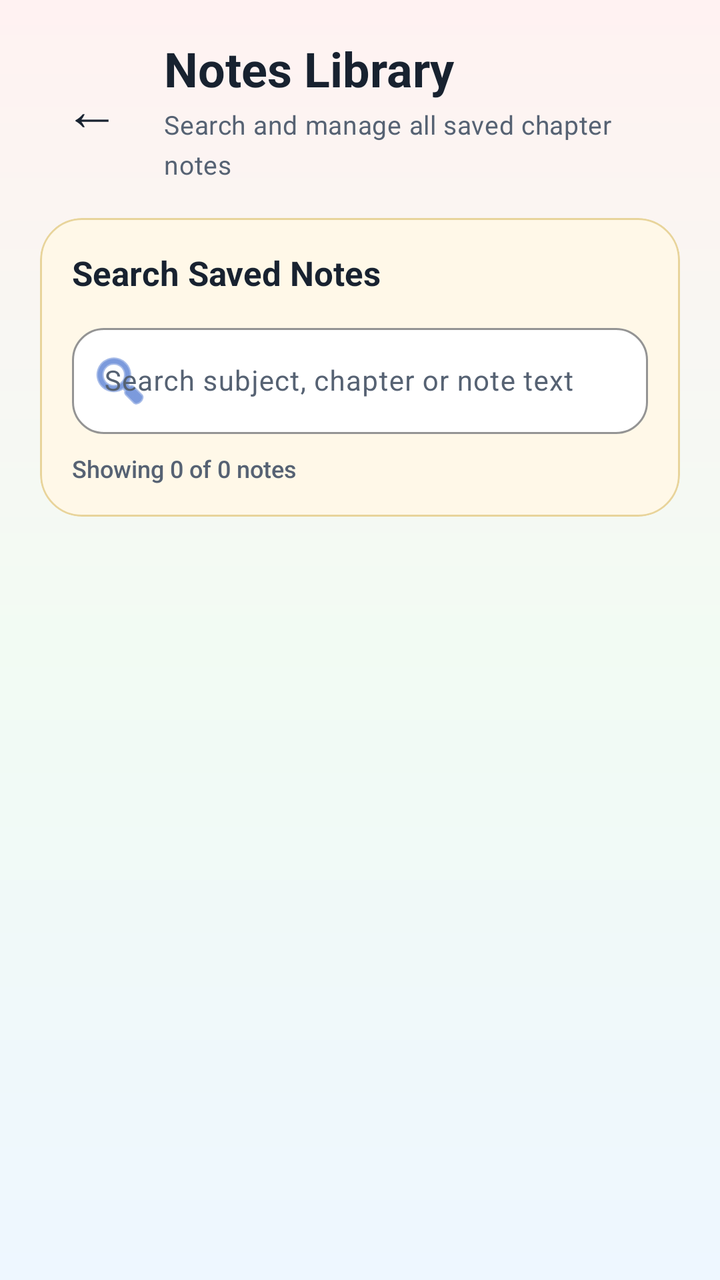
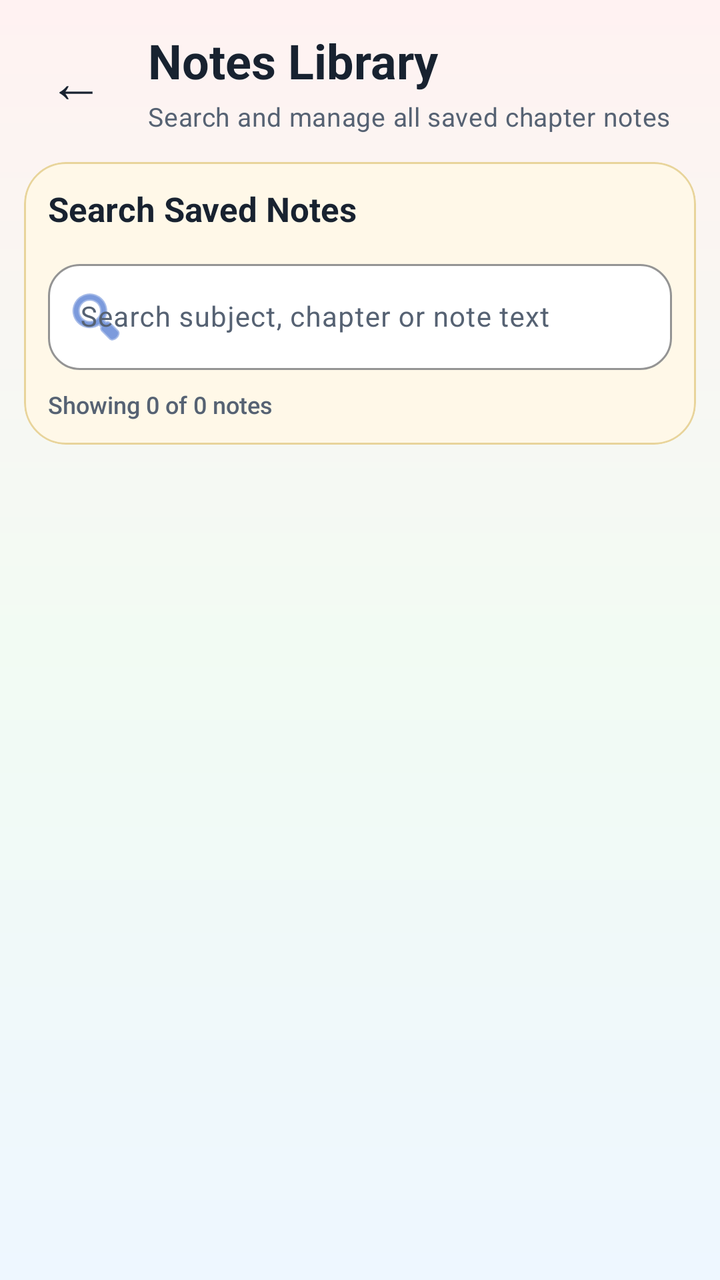

Before-and-after screenshots of an Android layout around one commit, followed by the original layout XML and the change that was made.
<!-- AndroidManifest.xml: application theme Theme.StudySaathi -->
<!-- res/layout/activity_all_chapter_notes.xml -->
<?xml version="1.0" encoding="utf-8"?>
<androidx.coordinatorlayout.widget.CoordinatorLayout xmlns:android="http://schemas.android.com/apk/res/android"
    xmlns:app="http://schemas.android.com/apk/res-auto"
    android:id="@+id/allChapterNotesRoot"
    android:layout_width="match_parent"
    android:layout_height="match_parent"
    android:background="@drawable/bg_app_soft_mix">

    <LinearLayout
        android:id="@+id/contentAllChapterNotes"
        android:layout_width="match_parent"
        android:layout_height="match_parent"
        android:orientation="vertical"
        android:paddingStart="20dp"
        android:paddingTop="18dp"
        android:paddingEnd="20dp"
        android:paddingBottom="18dp">

        <LinearLayout
            android:layout_width="match_parent"
            android:layout_height="wrap_content"
            android:gravity="center_vertical"
            android:orientation="horizontal">

            <com.google.android.material.button.MaterialButton
                android:id="@+id/buttonBack"
                style="@style/Widget.Material3.Button.TextButton"
                android:layout_width="52dp"
                android:layout_height="52dp"
                android:contentDescription="@string/back"
                android:insetLeft="0dp"
                android:insetTop="0dp"
                android:insetRight="0dp"
                android:insetBottom="0dp"
                android:minWidth="0dp"
                android:text="←"
                android:textColor="@color/ss_text_primary"
                android:textSize="28sp"
                app:cornerRadius="16dp" />

            <LinearLayout
                android:layout_width="0dp"
                android:layout_height="wrap_content"
                android:layout_marginStart="10dp"
                android:layout_weight="1"
                android:orientation="vertical">

                <TextView
                    style="@style/TextAppearance.StudySaathi.Heading"
                    android:layout_width="match_parent"
                    android:layout_height="wrap_content"
                    android:text="@string/all_notes_title"
                    android:textSize="24sp" />

                <TextView
                    android:id="@+id/textAllNotesStudent"
                    style="@style/TextAppearance.StudySaathi.Body"
                    android:layout_width="match_parent"
                    android:layout_height="wrap_content"
                    android:layout_marginTop="3dp"
                    android:text="@string/all_notes_subtitle"
                    android:textSize="13sp" />

            </LinearLayout>

        </LinearLayout>

        <com.google.android.material.card.MaterialCardView
            android:layout_width="match_parent"
            android:layout_height="wrap_content"
            android:layout_marginTop="18dp"
            app:cardBackgroundColor="@color/ss_yellow_soft"
            app:cardCornerRadius="21dp"
            app:cardElevation="0dp"
            app:strokeColor="@color/ss_yellow_border"
            app:strokeWidth="1dp">

            <LinearLayout
                android:layout_width="match_parent"
                android:layout_height="wrap_content"
                android:orientation="vertical"
                android:padding="16dp">

                <TextView
                    android:layout_width="match_parent"
                    android:layout_height="wrap_content"
                    android:fontFamily="sans-serif-rounded"
                    android:text="@string/all_notes_search_title"
                    android:textColor="@color/ss_text_primary"
                    android:textSize="17sp"
                    android:textStyle="bold" />

                <com.google.android.material.textfield.TextInputLayout
                    style="@style/Widget.Material3.TextInputLayout.OutlinedBox"
                    android:layout_width="match_parent"
                    android:layout_height="wrap_content"
                    android:layout_marginTop="11dp"
                    android:hint="@string/all_notes_search_hint"
                    app:boxBackgroundColor="@color/ss_surface"
                    app:boxCornerRadiusBottomEnd="16dp"
                    app:boxCornerRadiusBottomStart="16dp"
                    app:boxCornerRadiusTopEnd="16dp"
                    app:boxCornerRadiusTopStart="16dp"
                    app:boxStrokeColor="@color/ss_primary"
                    app:endIconMode="clear_text"
                    app:startIconDrawable="@android:drawable/ic_menu_search"
                    app:startIconTint="@color/ss_primary">

                    <com.google.android.material.textfield.TextInputEditText
                        android:id="@+id/editSearchChapterNotes"
                        android:layout_width="match_parent"
                        android:layout_height="wrap_content"
                        android:fontFamily="sans-serif"
                        android:imeOptions="actionSearch"
                        android:inputType="text"
                        android:maxLines="1"
                        android:textColor="@color/ss_text_primary"
                        android:textSize="14sp" />

                </com.google.android.material.textfield.TextInputLayout>

                <TextView
                    android:id="@+id/textAllNotesCount"
                    android:layout_width="match_parent"
                    android:layout_height="wrap_content"
                    android:layout_marginTop="9dp"
                    android:fontFamily="sans-serif-medium"
                    android:text="Showing 0 of 0 notes"
                    android:textColor="@color/ss_text_secondary"
                    android:textSize="12sp" />

            </LinearLayout>

        </com.google.android.material.card.MaterialCardView>

        <FrameLayout
            android:layout_width="match_parent"
            android:layout_height="0dp"
            android:layout_marginTop="15dp"
            android:layout_weight="1">

            <androidx.recyclerview.widget.RecyclerView
                android:id="@+id/recyclerAllChapterNotes"
                android:layout_width="match_parent"
                android:layout_height="match_parent"
                android:clipToPadding="false"
                android:overScrollMode="never"
                android:paddingBottom="14dp" />

            <com.google.android.material.card.MaterialCardView
                android:id="@+id/cardEmptyAllNotes"
                android:layout_width="match_parent"
                android:layout_height="wrap_content"
                android:layout_gravity="center"
                android:visibility="gone"
                app:cardBackgroundColor="@color/ss_surface"
                app:cardCornerRadius="22dp"
                app:cardElevation="0dp"
                app:strokeColor="@color/ss_outline"
                app:strokeWidth="1dp">

                <LinearLayout
                    android:layout_width="match_parent"
                    android:layout_height="wrap_content"
                    android:gravity="center"
                    android:orientation="vertical"
                    android:padding="25dp">

                    <TextView
                        android:layout_width="66dp"
                        android:layout_height="66dp"
                        android:fontFamily="sans-serif-rounded"
                        android:gravity="center"
                        android:text="N"
                        android:textColor="@color/ss_warning"
                        android:textSize="31sp"
                        android:textStyle="bold" />

                    <TextView
                        android:id="@+id/textEmptyAllNotesTitle"
                        android:layout_width="match_parent"
                        android:layout_height="wrap_content"
                        android:layout_marginTop="8dp"
                        android:fontFamily="sans-serif-rounded"
                        android:gravity="center"
                        android:text="@string/all_notes_empty_title"
                        android:textColor="@color/ss_text_primary"
                        android:textSize="18sp"
                        android:textStyle="bold" />

                    <TextView
                        android:id="@+id/textEmptyAllNotesDescription"
                        android:layout_width="match_parent"
                        android:layout_height="wrap_content"
                        android:layout_marginTop="6dp"
                        android:fontFamily="sans-serif"
                        android:gravity="center"
                        android:lineSpacingExtra="2dp"
                        android:text="@string/all_notes_empty_description"
                        android:textColor="@color/ss_text_secondary"
                        android:textSize="14sp" />

                    <com.google.android.material.button.MaterialButton
                        android:id="@+id/buttonCreateChapterNote"
                        style="@style/Widget.StudySaathi.Button.Primary"
                        android:layout_width="match_parent"
                        android:layout_height="wrap_content"
                        android:layout_marginTop="18dp"
                        android:text="@string/all_notes_create_note"
                        android:textAllCaps="false"
                        android:textSize="15sp" />

                </LinearLayout>

            </com.google.android.material.card.MaterialCardView>

        </FrameLayout>

    </LinearLayout>

    <com.google.android.material.progressindicator.CircularProgressIndicator
        android:id="@+id/progressAllChapterNotes"
        android:layout_width="48dp"
        android:layout_height="48dp"
        android:layout_gravity="center"
        android:visibility="gone"
        app:indicatorColor="@color/ss_primary"
        app:indicatorSize="48dp"
        app:trackColor="@color/ss_blue_soft"
        app:trackThickness="5dp" />

</androidx.coordinatorlayout.widget.CoordinatorLayout>
<!-- resources referenced by this layout -->
<resources>
  <color name="ss_blue_soft">#EAF2FF</color>
  <color name="ss_outline">#D6DEE9</color>
  <color name="ss_primary">#2457C5</color>
  <color name="ss_surface">#FFFFFF</color>
  <color name="ss_text_primary">#182230</color>
  <color name="ss_text_secondary">#566273</color>
  <color name="ss_warning">#A26300</color>
  <color name="ss_yellow_border">#E8D49B</color>
  <color name="ss_yellow_soft">#FFF8E8</color>
  <!-- drawable bg_app_soft_mix (drawable) -->
  <?xml version="1.0" encoding="utf-8"?>
  <shape xmlns:android="http://schemas.android.com/apk/res/android"
      android:shape="rectangle">
  
      <gradient
          android:angle="270"
          android:centerColor="#F2FBF3"
          android:endColor="#EEF7FF"
          android:startColor="#FFF2F2"
          android:type="linear" />
  
  </shape>
  <string name="all_notes_create_note">
          Create Chapter Note
      </string>
  <string name="all_notes_empty_description">
          किसी chapter का personal note लिखने के बाद वह यहाँ दिखाई देगा।
      </string>
  <string name="all_notes_empty_title">
          No saved notes
      </string>
  <string name="all_notes_search_hint">
          Search subject, chapter or note text
      </string>
  <string name="all_notes_search_title">
          Search Saved Notes
      </string>
  <string name="all_notes_subtitle">
          Search and manage all saved chapter notes
      </string>
  <string name="all_notes_title">
          Notes Library
      </string>
  <string name="back">Back</string>
  <style name="TextAppearance.StudySaathi.Body" parent="TextAppearance.Material3.BodyMedium">
          <item name="android:fontFamily">sans-serif</item>
          <item name="fontFamily">sans-serif</item>
          <item name="android:textColor">@color/ss_text_secondary</item>
      </style>
  <style name="TextAppearance.StudySaathi.Heading" parent="TextAppearance.Material3.HeadlineSmall">
          <item name="android:fontFamily">sans-serif-rounded</item>
          <item name="fontFamily">sans-serif-rounded</item>
          <item name="android:textStyle">bold</item>
          <item name="android:textColor">@color/ss_text_primary</item>
      </style>
  <style name="Widget.StudySaathi.Button.Primary" parent="Widget.Material3.Button">
          <item name="cornerRadius">18dp</item>
          <item name="android:minHeight">56dp</item>
          <item name="android:textStyle">bold</item>
          <item name="backgroundTint">@color/ss_primary</item>
          <item name="android:textColor">@color/ss_on_primary</item>
      </style>
  <color name="ss_on_primary">#FFFFFF</color>
  <color name="ss_primary_dark">#173F99</color>
  <color name="ss_secondary">#087F8C</color>
  <color name="ss_on_secondary">#FFFFFF</color>
  <color name="ss_teal_soft">#EAF8F8</color>
  <color name="ss_tertiary">#8A5A00</color>
  <color name="ss_on_tertiary">#FFFFFF</color>
  <color name="ss_background">#F7F9FC</color>
  <color name="ss_surface_soft">#F0F4FA</color>
  <color name="ss_error">#BA1A1A</color>
  <color name="white">#FFFFFFFF</color>
  <color name="ss_red_soft">#FFF0F0</color>
  <!-- unchanged entries left out for length: 1 -->
</resources>

<!-- the commit's change to res/layout/activity_all_chapter_notes.xml (unified diff, before → after) -->
@@ -11,10 +11,10 @@
         android:layout_width="match_parent"
         android:layout_height="match_parent"
         android:orientation="vertical"
-        android:paddingStart="20dp"
-        android:paddingTop="18dp"
-        android:paddingEnd="20dp"
-        android:paddingBottom="18dp">
+        android:paddingStart="12dp"
+        android:paddingTop="14dp"
+        android:paddingEnd="12dp"
+        android:paddingBottom="14dp">
 
         <LinearLayout
             android:layout_width="match_parent"
@@ -68,7 +68,7 @@
         <com.google.android.material.card.MaterialCardView
             android:layout_width="match_parent"
             android:layout_height="wrap_content"
-            android:layout_marginTop="18dp"
+            android:layout_marginTop="14dp"
             app:cardBackgroundColor="@color/ss_yellow_soft"
             app:cardCornerRadius="21dp"
             app:cardElevation="0dp"
@@ -79,7 +79,7 @@
                 android:layout_width="match_parent"
                 android:layout_height="wrap_content"
                 android:orientation="vertical"
-                android:padding="16dp">
+                android:padding="12dp">
 
                 <TextView
                     android:layout_width="match_parent"
@@ -164,7 +164,7 @@
                     android:layout_height="wrap_content"
                     android:gravity="center"
                     android:orientation="vertical"
-                    android:padding="25dp">
+                    android:padding="12dp">
 
                     <TextView
                         android:layout_width="66dp"
@@ -205,7 +205,7 @@
                         style="@style/Widget.StudySaathi.Button.Primary"
                         android:layout_width="match_parent"
                         android:layout_height="wrap_content"
-                        android:layout_marginTop="18dp"
+                        android:layout_marginTop="14dp"
                         android:text="@string/all_notes_create_note"
                         android:textAllCaps="false"
                         android:textSize="15sp" />
